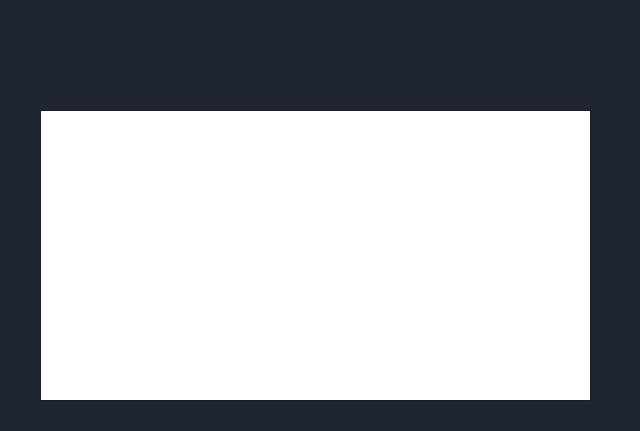
pacheevb/ED_Proyecto2, file resultadoruta.ui: the form before one commit.
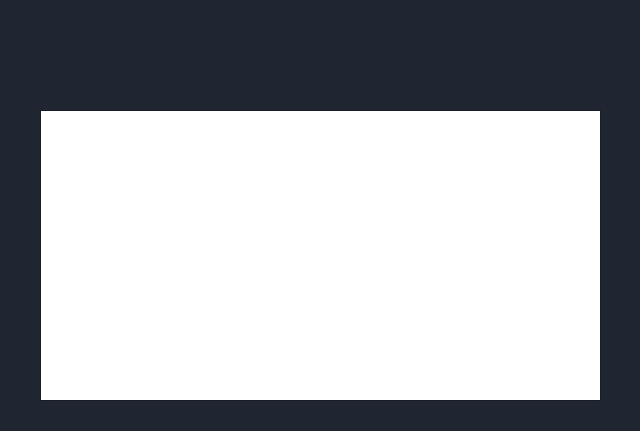
The form after the commit. Icons and pictures are not drawn.

```diff
--- a/resultadoruta.ui
+++ b/resultadoruta.ui
@@ -109,12 +109,12 @@
     <bool>false</bool>
    </property>
   </widget>
-  <widget class="QTableView" name="tableView">
+  <widget class="QTableWidget" name="tableWidget">
    <property name="geometry">
     <rect>
      <x>40</x>
      <y>110</y>
-     <width>551</width>
+     <width>561</width>
      <height>291</height>
     </rect>
    </property>
```
Left out of the diff: 3 changed lines with no effect on the pictures.
